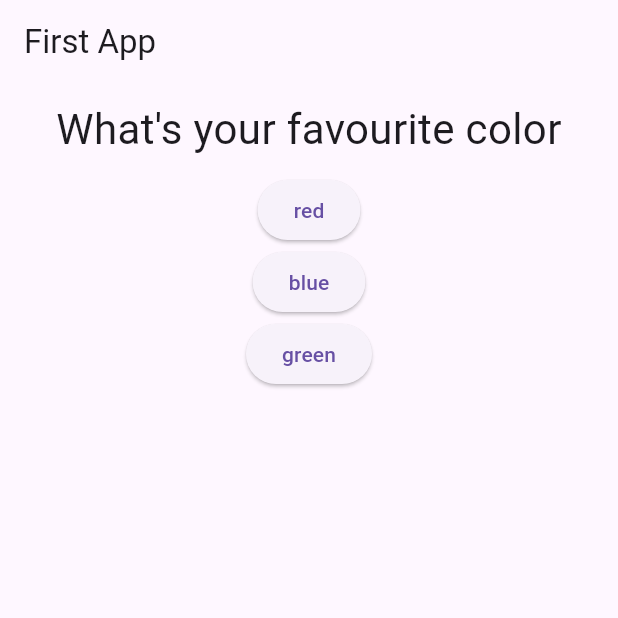
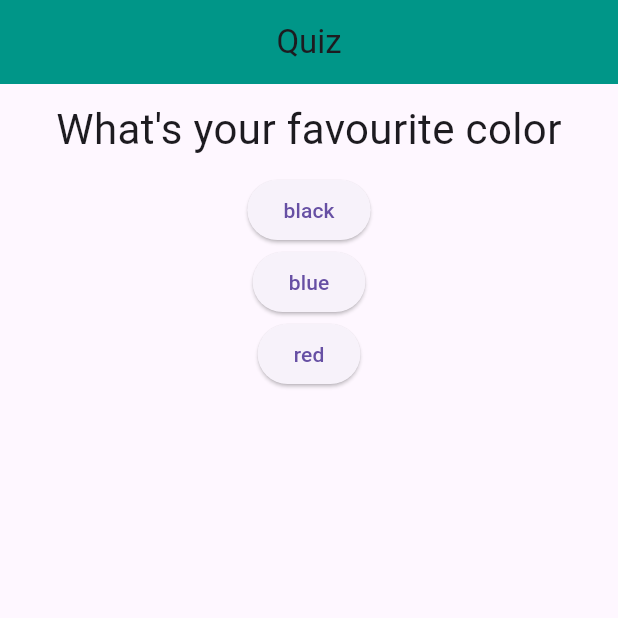
Before and after one commit to saud23058/Quiz_app_using_flutter, a Flutter app: the screen it shows after launch, on a phone screen of 412 x 824 dp, the top half of it. Run offline on Flutter 3.47's test engine with Material 3 defaults, Android fonts, the phone set to English and light mode, and no system bars.

Commit message:
third commit

```diff
--- a/lib/main.dart
+++ b/lib/main.dart
@@ -1,6 +1,4 @@
 import 'package:flutter/material.dart';
-import 'package:flutter_class_one/answer.dart';
-import 'package:flutter_class_one/questions.dart';
 import 'package:flutter_class_one/quiz.dart';
 import 'package:flutter_class_one/result.dart';
 
@@ -17,34 +15,55 @@ class _MyAppState extends State<MyApp> {
   final _questions = const [
     {
       'questionText': 'What\'s your favourite color',
-      'answer': ['red', 'blue', 'green']
+      'answer': [
+        {'text': 'black', 'score': 10},
+        {'text': 'blue', 'score': 8},
+        {'text': 'red', 'score': 4}
+      ]
     },
     {
       'questionText': 'What\'s your favourite Animal',
-      'answer': ['lion', 'tiger', 'dog']
+      'answer': [
+        {'text': 'lion', 'score': 10},
+        {'text': 'tiger', 'score': 8},
+        {'text': 'dog', 'score': 6}
+      ]
     },
     {
       'questionText': 'Who\'s your favourite Teacher',
-      'answer': ['john', 'ali', 'alice']
+      'answer': [
+        {'text': 'john', 'score': 8},
+        {'text': 'ali', 'score': 10},
+        {'text': 'black', 'score': 6}
+      ]
     }
   ];
   var _questionIndex = 0;
+  var _totalScore=0;
+
+  void _reset(){
+  setState(() {
+    _questionIndex = 0;
+    _totalScore=0;
+  });
+  }
+
   @override
   Widget build(BuildContext context) {
-    void _answerQuestions() {
+    void _answerQuestions(int score) {
+      _totalScore += score;
       setState(() {
         _questionIndex += 1;
+        print("hi");
       });
-      if (_questionIndex < _questions.length) {
-      } else {
+      if (_questionIndex < _questions.length) {} else {
         print("You did it");
       }
     }
-
     return MaterialApp(
       home: Scaffold(
         appBar: AppBar(
-          title: const Text('First App'),
+          title: const Center(child:  Text('Quiz'),),backgroundColor: Colors.teal,
         ),
         body: _questionIndex < _questions.length
             ? Quiz(
@@ -52,7 +71,7 @@ class _MyAppState extends State<MyApp> {
                 questions: _questions,
                 questionIndex: _questionIndex,
               )
-            : const Result(),
+            :  Result(totalScore: _totalScore,reset: _reset),
       ),
     );
   }
--- a/lib/quiz.dart
+++ b/lib/quiz.dart
@@ -5,7 +5,7 @@ import 'answer.dart';
 
 class Quiz extends StatelessWidget {
   final List<Map<String, Object>> questions;
-  final VoidCallback answerQuestion;
+  final Function answerQuestion;
   final int questionIndex;
   Quiz(
       {super.key,
@@ -20,8 +20,8 @@ class Quiz extends StatelessWidget {
         Question(
           questions[questionIndex]['questionText'] as String,
         ),
-        ...(questions[questionIndex]['answer'] as List<String>).map((answer) {
-          return Answer(answerQuestion, answer);
+        ...(questions[questionIndex]['answer'] as List<Map<String,Object>>).map((answer) {
+          return Answer( ()=>answerQuestion(answer['score']), answer['text'] as String);
         }).toList()
       ],
     );
```
Also changed, not shown: lib/result.dart (+28 -2 lines).
